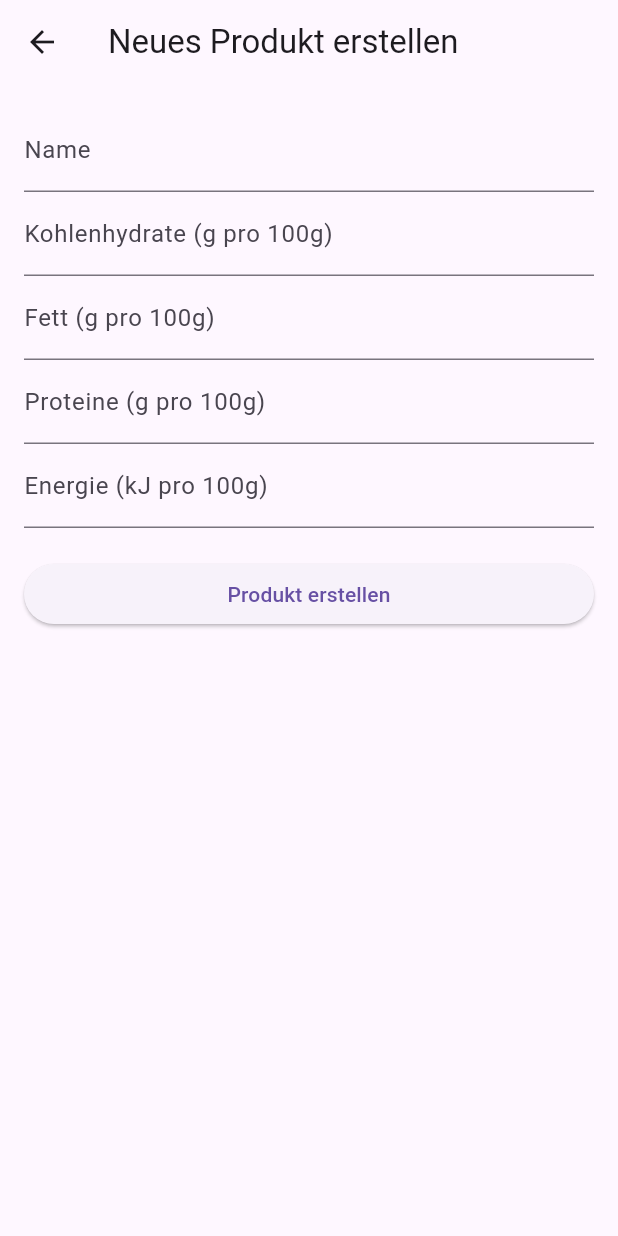
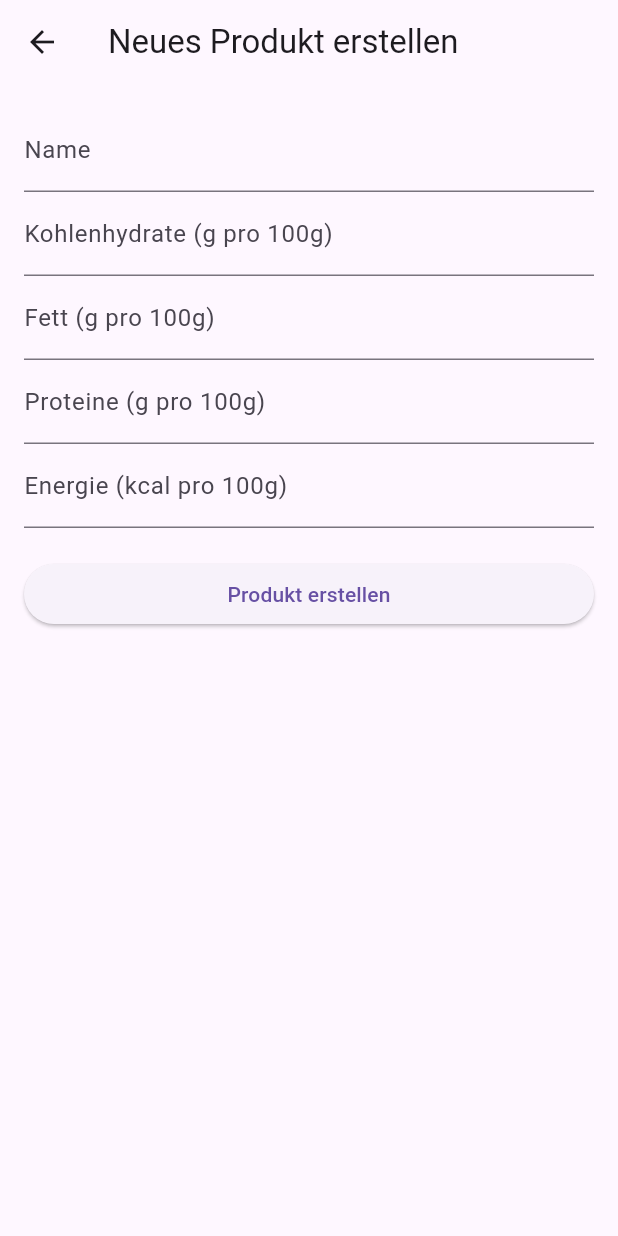
Before and after one commit to Looby72/food_tracker, a Flutter app: the CreateProductScreen screen opened by its route, on a phone screen of 412 x 824 dp. Run offline on Flutter 3.47's test engine with Material 3 defaults, Android fonts, the phone set to English and light mode, and no system bars; our stand-ins replace shared_preferences; missing offline and left inert: openfoodfacts; accounts and stored records are empty; generated files the repository leaves out were written again.

Commit message:
change energy mode to kcal rather than kJ

```diff
--- a/lib/data/internal_product.dart
+++ b/lib/data/internal_product.dart
@@ -43,7 +43,7 @@ class InternalProduct {
                 ?.getValue(Nutrient.fat, PerSize.oneHundredGrams) ??
             0),
         energyPer100 =
-            (product.nutriments?.getComputedKJ(PerSize.oneHundredGrams) ?? 0);
+            (product.nutriments?.getValue(Nutrient.energyKCal, PerSize.oneHundredGrams) ?? 0);
 
   InternalProduct.fromJson(Map<String, dynamic> json)
       : name = json['name'],
--- a/lib/services/settings_service.dart
+++ b/lib/services/settings_service.dart
@@ -83,7 +83,7 @@ class SettingsService {
   Future<Map<String, int>> loadNutrientGoals() async {
     final prefs = await SharedPreferences.getInstance();
     return {
-      "energy": prefs.getInt(_energyGoalKey) ?? 11000,
+      "energy": prefs.getInt(_energyGoalKey) ?? 2500,
       "proteins": prefs.getInt(_proteinGoalKey) ?? 140,
       "fats": prefs.getInt(_fatGoalKey) ?? 70,
       "carbs": prefs.getInt(_carbGoalKey) ?? 300,
--- a/lib/ui/screens/create_prodcut_screen.dart
+++ b/lib/ui/screens/create_prodcut_screen.dart
@@ -104,7 +104,7 @@ class _CreateProductScreenState extends State<CreateProductScreen> {
               TextFormField(
                 controller: _energyController,
                 decoration:
-                    const InputDecoration(labelText: 'Energie (kJ pro 100g)'),
+                    const InputDecoration(labelText: 'Energie (kcal pro 100g)'),
                 keyboardType: TextInputType.number,
                 validator: (value) {
                   if (value == null ||
--- a/lib/ui/screens/daily_food_screen.dart
+++ b/lib/ui/screens/daily_food_screen.dart
@@ -22,7 +22,7 @@ class DailyFoodScreen extends StatelessWidget {
               return ListTile(
                 title: Text(foodItems[index].name),
                 subtitle: Text(
-                    'Energy: ${foodItems[index].totalEnergy.toStringAsFixed(2)} kJ'),
+                    'Energy: ${foodItems[index].totalEnergy.toStringAsFixed(2)} kcal'),
                 trailing: IconButton(
                   icon: const Icon(Icons.remove),
                   onPressed: () {
--- a/lib/ui/screens/product_detail_screen.dart
+++ b/lib/ui/screens/product_detail_screen.dart
@@ -69,7 +69,7 @@ class ProductDetailScreen extends StatelessWidget {
             ),
             const SizedBox(height: 8),
             Text(
-              'Energy (kJ): ${product.energyPer100}',
+              'Energy (kcal): ${product.energyPer100}',
               style: const TextStyle(
                 fontSize: 16,
               ),
--- a/lib/ui/widgets/daily_progress_widget.dart
+++ b/lib/ui/widgets/daily_progress_widget.dart
@@ -39,7 +39,7 @@ class DailyFoodProgress extends StatelessWidget {
                     ListTile(
                       title: const Text('Energie'),
                       subtitle:
-                          Text('${energy.toStringAsFixed(2)} / $energyGoal kJ'),
+                          Text('${energy.toStringAsFixed(2)} / $energyGoal kcal'),
                       trailing: Stack(
                         alignment: Alignment.center,
                         children: [
```
